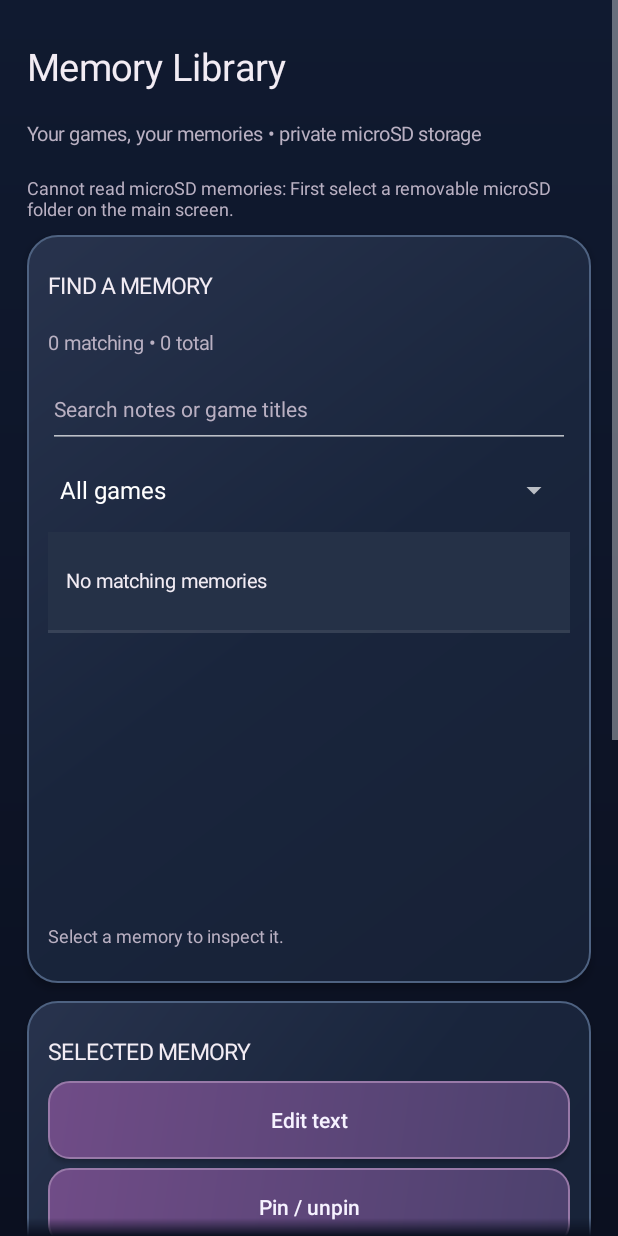
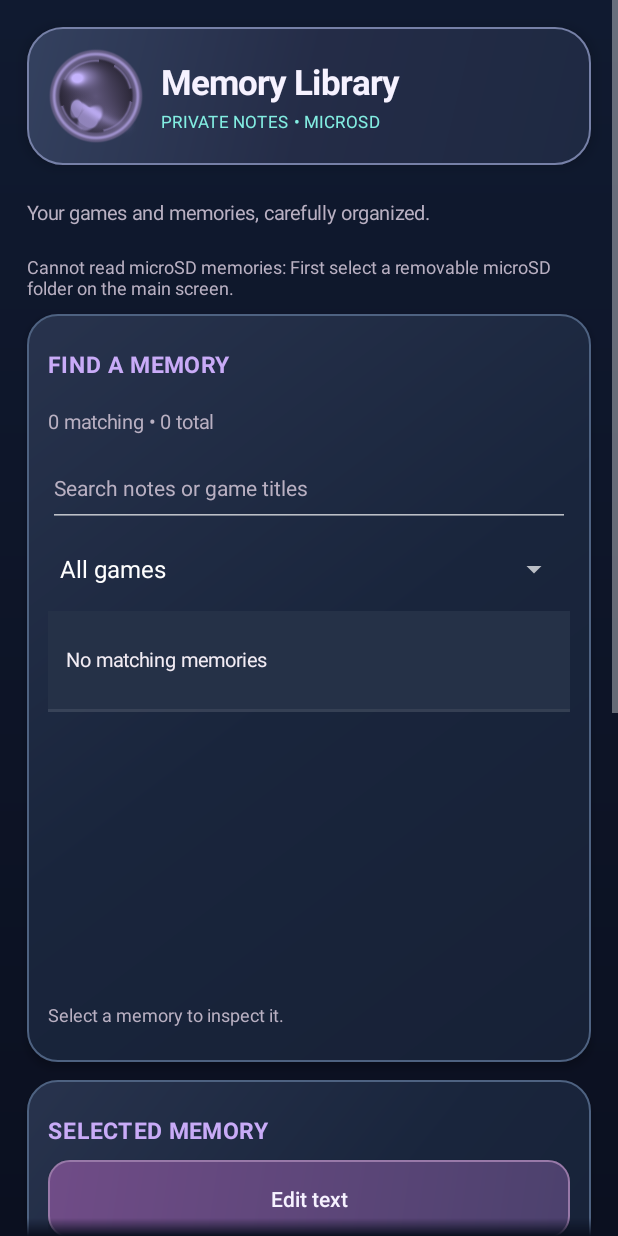
Before and after one commit to ValentineBSAA/Gaming-AI-, an Android app: the MemoryLibraryActivity screen opened directly, with no data from a screen before it, on a phone screen of 412 x 824 dp. Run offline under Robolectric (Android 15) with nearby library versions, the phone set to English and light mode, and no system bars; network calls fail.

Commit message:
style: apply unified premium orb header and section typography

```diff
--- a/app/src/main/java/com/valentinebsaa/gamingai/MemoryLibraryActivity.java
+++ b/app/src/main/java/com/valentinebsaa/gamingai/MemoryLibraryActivity.java
@@ -53,8 +53,8 @@ public final class MemoryLibraryActivity extends Activity {
         LinearLayout root = TouchUi.root(this, scroll);
         setContentView(scroll);
         scroll.requestFocus();
-        addText(root, "Memory Library", 25, TEXT);
-        addText(root, "Your games, your memories • private microSD storage", 13, MUTED);
+        TouchUi.header(this, root, "Memory Library", "PRIVATE NOTES • MICROSD");
+        addText(root, "Your games and memories, carefully organized.", 13, MUTED);
         status = addText(root, "Checking your saved memories...", 12, MUTED);
 
         LinearLayout browseCard = TouchUi.card(this, root);
@@ -132,6 +132,7 @@ public final class MemoryLibraryActivity extends Activity {
         label.setText(value);
         label.setTextSize(size);
         label.setTextColor(color);
+        TouchUi.decorateLabel(label, value, size);
         label.setPadding(0, dp(9), 0, dp(9));
         parent.addView(label, new LinearLayout.LayoutParams(-1, -2));
         return label;
```
